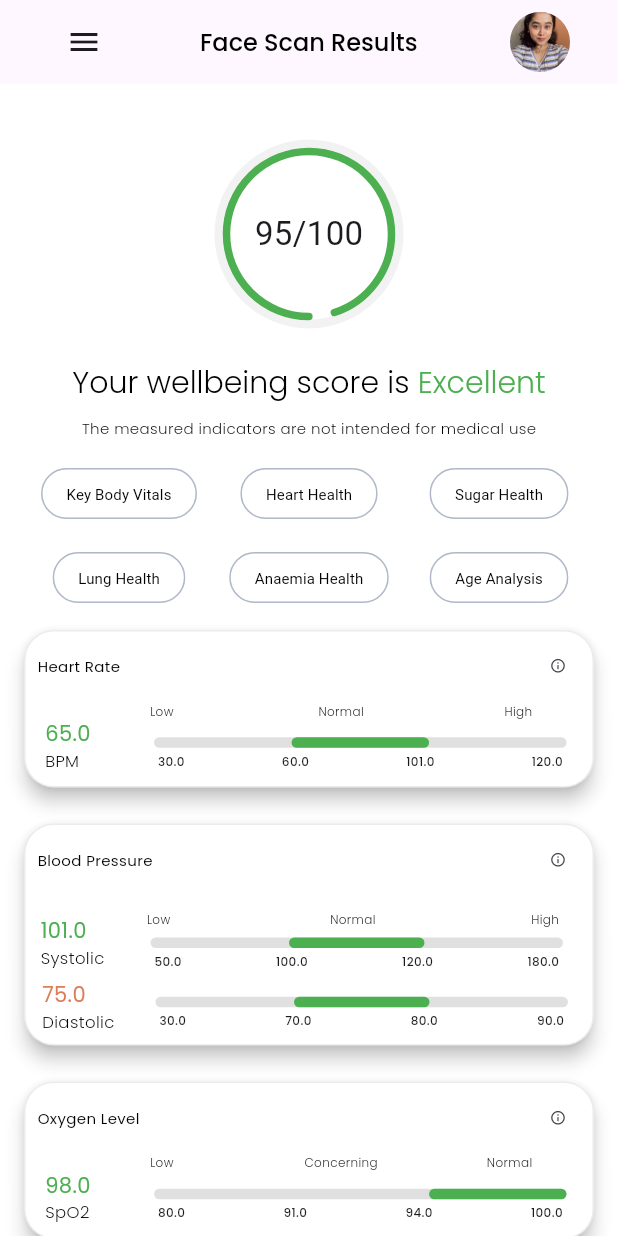
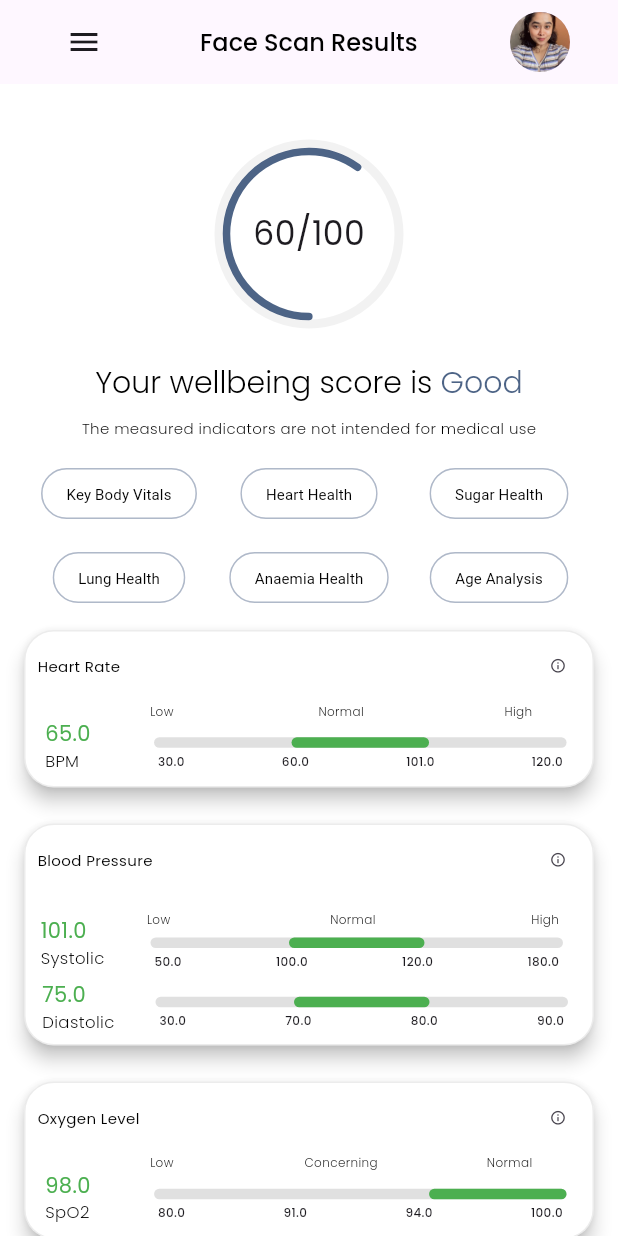
Before and after one commit to anafariya/result_screen, a Flutter app: the screen it shows after launch, on a phone screen of 412 x 824 dp. Run offline on Flutter 3.47's test engine with Material 3 defaults, Android fonts, the light colour scheme and no system bars; our stand-ins replace google_fonts.

Commit message:
corrected colors logic

```diff
--- a/lib/widgets/double_indicator_card.dart
+++ b/lib/widgets/double_indicator_card.dart
@@ -198,7 +198,11 @@ class DoubleIndicatorCard extends StatelessWidget {
                         "$value1",
                         style: GoogleFonts.poppins(
                           fontSize: 14,
-                          color: getValueColor(value1, v1, midValue1, v4),
+                          color: value1 > v3
+                          ? highColor
+                          : value1 > v2
+                              ?midColor
+                              : lowColor,
                         ),
                       ),
                       Text(
@@ -216,13 +220,13 @@ class DoubleIndicatorCard extends StatelessWidget {
                   child: Column(
                     children: [
                        Padding(
-                        padding: EdgeInsets.only(right: 20, left: 5, bottom: 7),
+                        padding: const EdgeInsets.only(right: 20, left: 5, bottom: 7),
                         child: SizedBox(
                           width: 285,
                           child: Row(
                             mainAxisAlignment: MainAxisAlignment.spaceBetween,
                             children: [
-                              SizedBox(width: 10), // Added SizedBox
+                              const SizedBox(width: 10), // Added SizedBox
                               Expanded(
                                 child: Text(
                                   lowValue,
@@ -361,7 +365,11 @@ class DoubleIndicatorCard extends StatelessWidget {
                         "$value2",
                         style: GoogleFonts.poppins(
                           fontSize: 14,
-                          color: getValueColor(value2, x1, midValue2, x4),
+                          color: value2 > x3
+                          ? highColor
+                          : value2 > x2
+                              ?midColor
+                              : lowColor,
                         ),
                       ),
                       Text(
--- a/lib/widgets/result_screen.dart
+++ b/lib/widgets/result_screen.dart
@@ -24,7 +24,7 @@ class _ResultScreenState extends State<ResultScreen> {
 
   @override
   Widget build(BuildContext context) {
-    const overallScore = 95; // This should be the actual overall score
+    const overallScore = 60; // This should be the actual overall score
 
     return Scaffold(
       appBar: AppBar(
@@ -55,15 +55,19 @@ class _ResultScreenState extends State<ResultScreen> {
                     child: CurvedEndCircularProgressIndicator(
                       radius: 55.0,
                       lineWidth: 5.0,
-                      percent: 0.95,
+                      percent: overallScore / 100,
                       backgroundColor: Colors.transparent,
-                      progressColor: Colors.green,
+                      progressColor: overallScore > 70
+                          ? Colors.green
+                          : overallScore > 40
+                              ?const Color.fromRGBO(33, 61, 104, 0.8)
+                              : const Color.fromRGBO(218, 76, 104, 1),
                       center: Transform.rotate(
                         angle:
                             3.14, // Rotate 180 degrees in radians (pi radians)
-                        child: const Text(
+                        child: Text(
                           '$overallScore/100',
-                          style: TextStyle(
+                          style: GoogleFonts.poppins(
                             fontSize: 22,
                             fontWeight: FontWeight.normal,
                           ),
@@ -82,7 +86,7 @@ class _ResultScreenState extends State<ResultScreen> {
                     fontWeight: FontWeight.w300,
                     color: Colors.black,
                   ),
-                  children:  <TextSpan>[
+                  children: <TextSpan>[
                     if (overallScore > 70)
                       TextSpan(
                         text: 'Excellent',
@@ -91,12 +95,12 @@ class _ResultScreenState extends State<ResultScreen> {
                     else if (overallScore > 40)
                       TextSpan(
                         text: 'Good',
-                        style: TextStyle(color: Colors.blue),
+                        style: GoogleFonts.poppins(color: const Color.fromRGBO(33, 61, 104, 0.8)),
                       )
                     else
                       TextSpan(
                         text: 'Poor',
-                        style: TextStyle(color: Colors.red),
+                        style: GoogleFonts.poppins(color: const Color.fromRGBO(218, 76, 104, 1)),
                       ),
                   ],
                 ),
@@ -137,7 +141,8 @@ class _ResultScreenState extends State<ResultScreen> {
                 midValue: 'Normal',
                 highValue: 'High',
                 dialogTitle: "Heart Rate",
-                dialogDescription: "A normal resting heart rate for adults ranges from 60 to 100 beats per minute ",
+                dialogDescription:
+                    "A normal resting heart rate for adults ranges from 60 to 100 beats per minute ",
               ),
               const SizedBox(height: 24), // Add a small gap between cards
               DoubleIndicatorCard(
@@ -160,8 +165,9 @@ class _ResultScreenState extends State<ResultScreen> {
                 lowValue: 'Low',
                 midValue: 'Normal',
                 highValue: 'High',
-                dialogTitle:'Blood Pressure' ,
-                dialogDescription: "A normal blood pressure reading for a healthy young adult is between 90/60 and 120/80 mmHg.  ",
+                dialogTitle: 'Blood Pressure',
+                dialogDescription:
+                    "A normal blood pressure reading for a healthy young adult is between 90/60 and 120/80 mmHg.  ",
               ),
               const SizedBox(height: 24), // Add a small gap between cards
               IndicatorCard(
@@ -197,7 +203,8 @@ class _ResultScreenState extends State<ResultScreen> {
                 midValue: 'Normal',
                 highValue: 'High',
                 dialogTitle: "Haemoglobin",
-                dialogDescription: "The normal Hb level for males is 14 to 18 g/dl; that for females is 12 to 16 g/dl.",
+                dialogDescription:
+                    "The normal Hb level for males is 14 to 18 g/dl; that for females is 12 to 16 g/dl.",
               ),
               const SizedBox(height: 24), // Add a small gap between cards
               IndicatorCard(
@@ -215,7 +222,8 @@ class _ResultScreenState extends State<ResultScreen> {
                 midValue: 'Prediabetic',
                 highValue: 'Diabetes',
                 dialogTitle: "Glycated Haemoglobin",
-                dialogDescription: "A normal glycated haemoglobin level, also called an A1C level, is below 5.7%.",
+                dialogDescription:
+                    "A normal glycated haemoglobin level, also called an A1C level, is below 5.7%.",
               ),
               const SizedBox(height: 23),
               Container(
@@ -233,7 +241,7 @@ class _ResultScreenState extends State<ResultScreen> {
                     borderRadius: BorderRadius.circular(30),
                   ),
                 ),
-                child: const Row(
+                child: Row(
                   // Remove mainAxisAlignment
                   mainAxisSize: MainAxisSize.max, // Set max width
                   crossAxisAlignment:
@@ -243,7 +251,7 @@ class _ResultScreenState extends State<ResultScreen> {
                       'Back to Home page',
                       textAlign:
                           TextAlign.center, // Center text within its line box
-                      style: TextStyle(
+                      style: GoogleFonts.poppins(
                         color: Color(0xFFDC7D57),
                         fontSize: 16,
                         fontWeight: FontWeight.w600,
@@ -254,10 +262,10 @@ class _ResultScreenState extends State<ResultScreen> {
               ),
 
               const SizedBox(height: 16),
-              const Text(
+              Text(
                 'Take scan again',
                 textAlign: TextAlign.center,
-                style: TextStyle(
+                style: GoogleFonts.poppins(
                   color: Color(0xFF213D68),
                   fontSize: 16,
                   fontWeight: FontWeight.w600,
```
Lines whose indentation alone changed are shown as unchanged.
